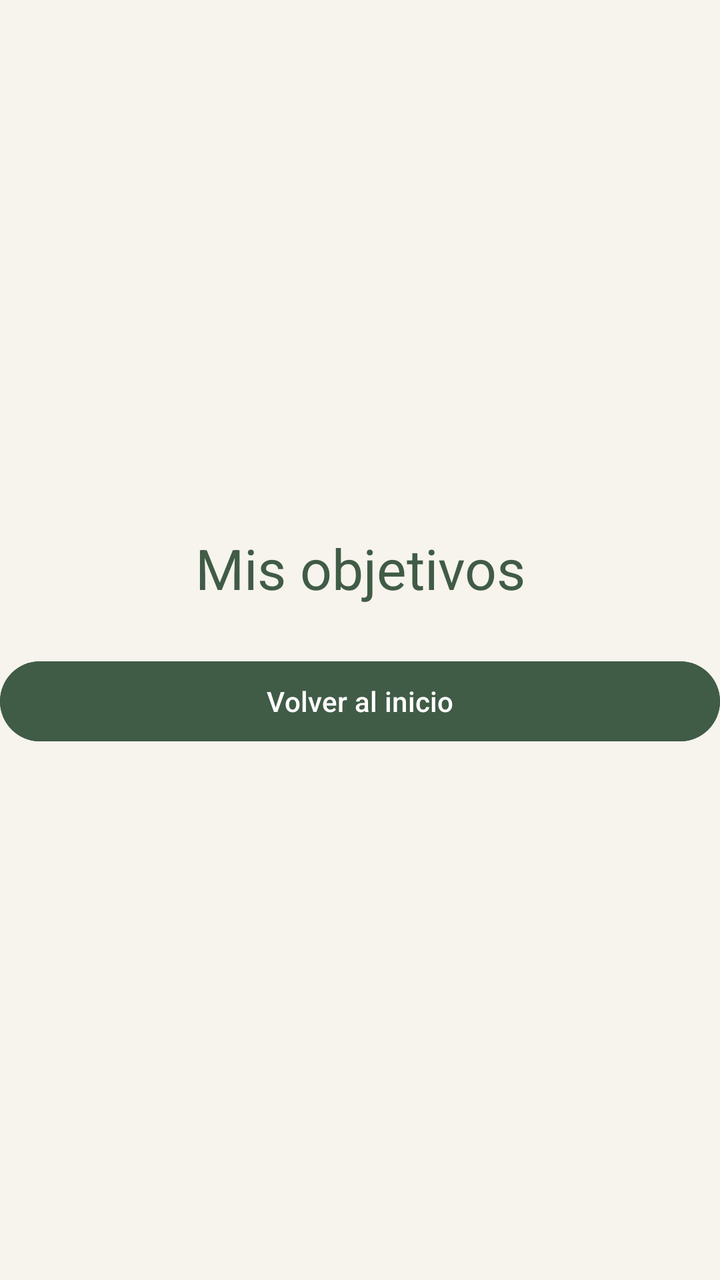
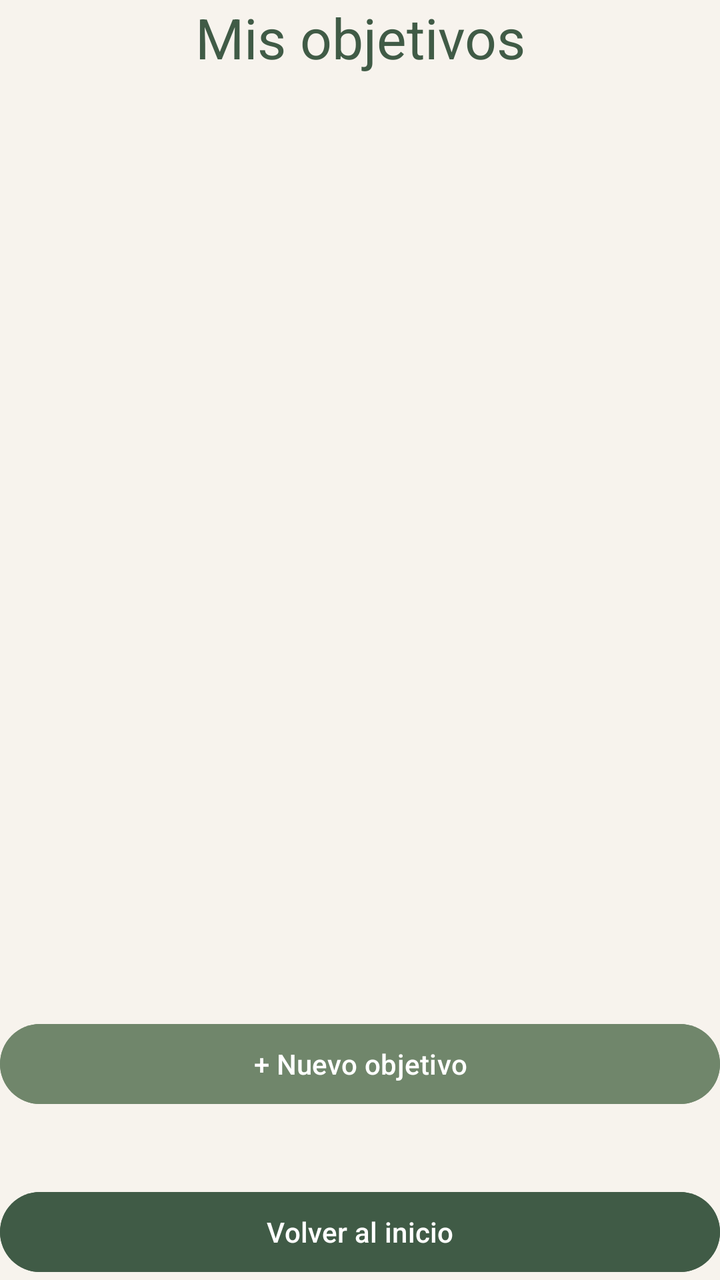

Before-and-after screenshots of an Android layout around one commit, followed by the original layout XML and the change that was made.
<!-- AndroidManifest.xml: application theme Theme.MiImpulso -->
<!-- res/layout/activity_objetivos.xml -->
<?xml version="1.0" encoding="utf-8"?>
<LinearLayout
    xmlns:android="http://schemas.android.com/apk/res/android"
    android:id="@+id/main"
    android:layout_width="match_parent"
    android:layout_height="match_parent"
    android:orientation="vertical"
    android:gravity="center"
    android:background="@color/impulso_fondo">

    <TextView
        android:id="@+id/txtCategoria"
        android:layout_width="match_parent"
        android:layout_height="wrap_content"
        android:text="Mis objetivos"
        android:textSize="28dp"
        android:textColor="@color/impulso_verde"
        android:gravity="center"/>

    <Button
        android:id="@+id/btnVolver"
        android:layout_width="match_parent"
        android:layout_height="wrap_content"
        android:text="Volver al inicio"
        android:textColor="@color/impulso_blanco"
        android:backgroundTint="@color/impulso_verde"
        android:layout_marginTop="24dp"/>

</LinearLayout>
<!-- resources referenced by this layout -->
<resources>
  <color name="impulso_blanco">#FFFFFFFF</color>
  <color name="impulso_fondo">#F7F3ED</color>
  <color name="impulso_verde">#405B46</color>
  <style name="Theme.MiImpulso" parent="Base.Theme.MiImpulso" />
  <style name="Base.Theme.MiImpulso" parent="Theme.Material3.DayNight.NoActionBar">
          
          
      </style>
</resources>

<!-- the commit's change to res/layout/activity_objetivos.xml (unified diff, before → after) -->
@@ -17,6 +17,27 @@
         android:textColor="@color/impulso_verde"
         android:gravity="center"/>
 
+    // mostrara la lista de tareas
+
+    <androidx.recyclerview.widget.RecyclerView
+        android:id="@+id/recyclerObjetivos"
+        android:layout_width="match_parent"
+        android:layout_height="0dp"
+        android:layout_weight="1"
+        android:layout_marginTop="20dp"
+        android:clipToPadding="false"
+        android:padding="8dp"/>
+
+    <Button
+        android:id="@+id/btnNuevoObjetivo"
+        android:layout_width="match_parent"
+        android:layout_height="wrap_content"
+        android:text="+ Nuevo objetivo"
+        android:textColor="@color/impulso_blanco"
+        android:backgroundTint="@color/impulso_estudios"
+        android:layout_marginTop="12dp"
+        android:layout_marginBottom="12dp"/>
+
     <Button
         android:id="@+id/btnVolver"
         android:layout_width="match_parent"
<!-- resource entries referenced after the edit -->
@@ -1,6 +1,7 @@
 <!-- resources referenced by this layout -->
 <resources>
   <color name="impulso_blanco">#FFFFFFFF</color>
+  <color name="impulso_estudios">#70866B</color>
   <color name="impulso_fondo">#F7F3ED</color>
   <color name="impulso_verde">#405B46</color>
   <style name="Theme.MiImpulso" parent="Base.Theme.MiImpulso" />
